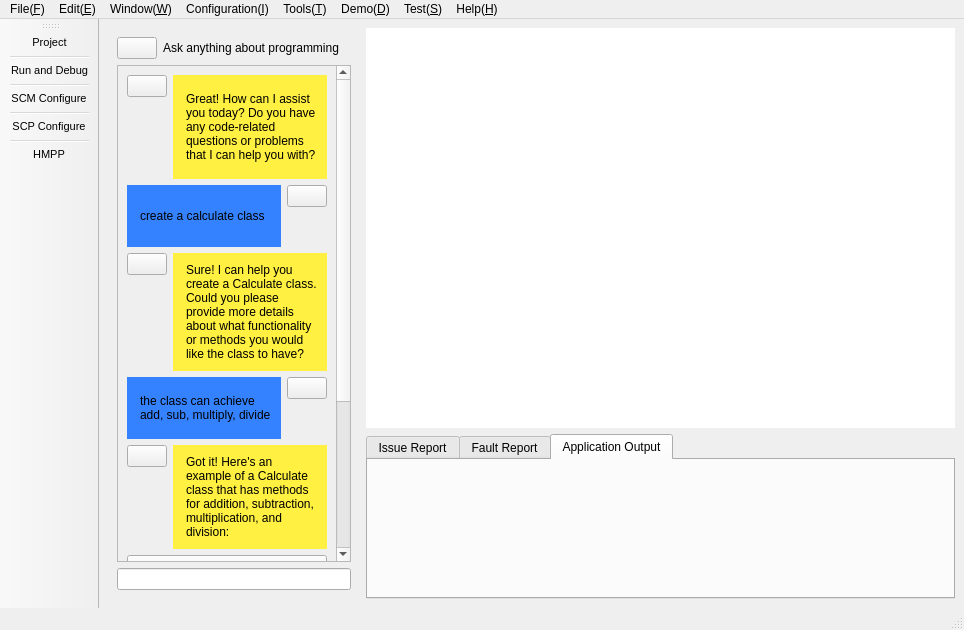
Qt form mainwindow.ui (fumeshroomXY/HMPP) before a commit.
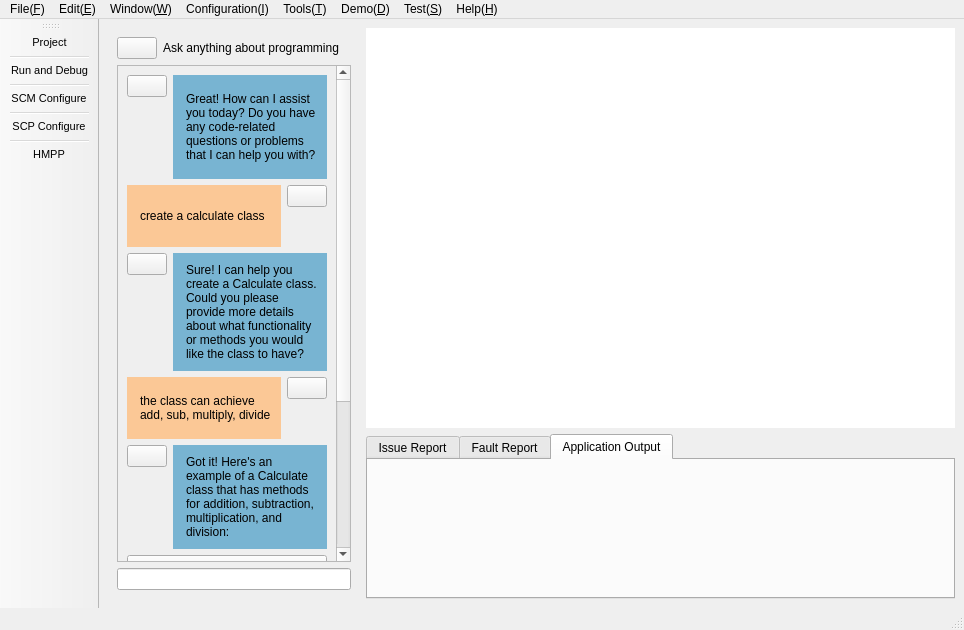
The same form after that commit. The open tabs and pages were chosen to show the change. Icons and pictures are not drawn. Custom widgets are drawn as their Qt base class.

What changed in the file:
```diff
--- a/mainwindow.ui
+++ b/mainwindow.ui
@@ -276,7 +276,7 @@
                  <bool>false</bool>
                 </property>
                 <property name="styleSheet">
-                 <string notr="true">background-color: rgb(255, 240, 66);
+                 <string notr="true">background-color: rgb(120, 180, 210);
 padding: 10px</string>
                 </property>
                 <property name="text">
@@ -294,7 +294,7 @@
               <item>
                <widget class="QLabel" name="label2">
                 <property name="styleSheet">
-                 <string notr="true">background-color: rgb(52, 130, 255);
+                 <string notr="true">background-color: rgb(251, 200, 150);
 padding: 10px</string>
                 </property>
                 <property name="text">
@@ -386,7 +386,7 @@
               <item>
                <widget class="QLabel" name="label3">
                 <property name="styleSheet">
-                 <string notr="true">background-color: rgb(255, 240, 66);
+                 <string notr="true">background-color: rgb(120, 180, 210);
 padding: 10px</string>
                 </property>
                 <property name="text">
@@ -404,7 +404,7 @@
               <item>
                <widget class="QLabel" name="label4">
                 <property name="styleSheet">
-                 <string notr="true">background-color: rgb(52, 130, 255);
+                 <string notr="true">background-color: rgb(251, 200, 150);
 padding: 10px</string>
                 </property>
                 <property name="text">
@@ -496,7 +496,7 @@
               <item>
                <widget class="QLabel" name="label5">
                 <property name="styleSheet">
-                 <string notr="true">background-color: rgb(255, 240, 66);
+                 <string notr="true">background-color: rgb(120, 180, 210);
 padding: 10px</string>
                 </property>
                 <property name="text">
```
Left out of the diff: 2 changed lines with no effect on the pictures.
